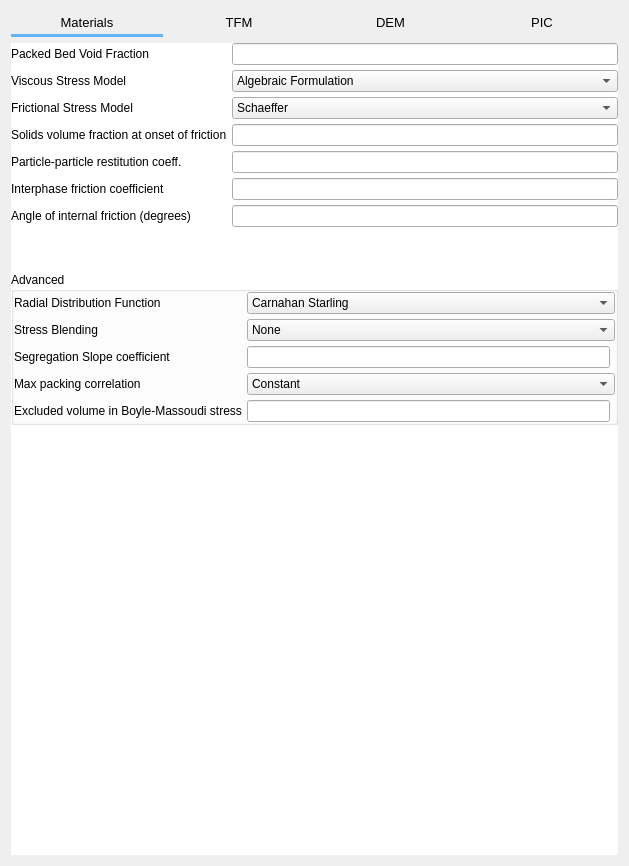
Before: the Qt Designer form gui/uifiles/solids.ui in truongd8593/mfix, drawn with Qt 5.
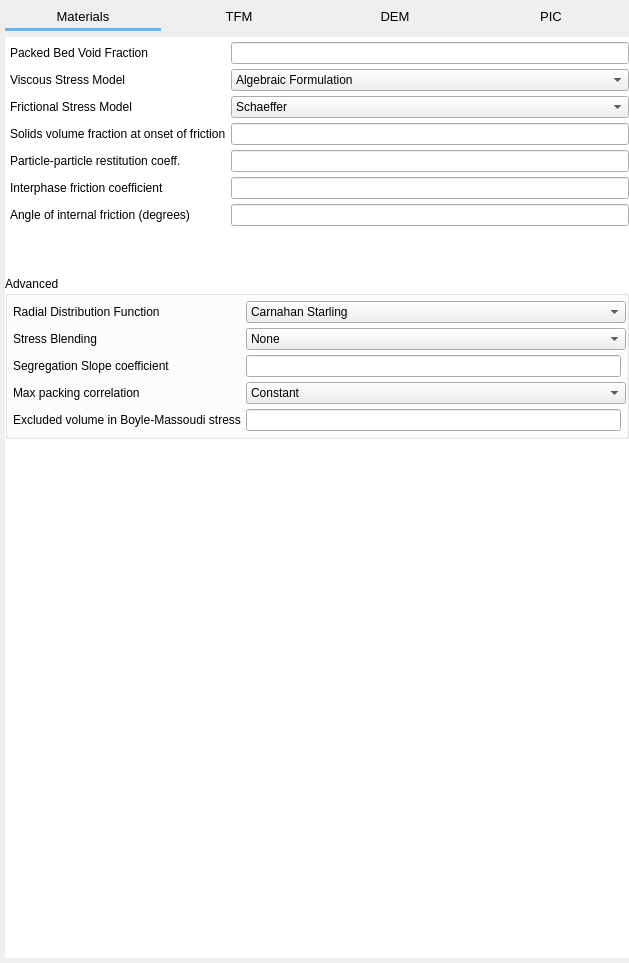
After: the same form once the commit is applied. The open tabs and pages were chosen to show the change. Custom widgets are drawn as their Qt base class.

Commit message: reduce some margins

Patch:
```diff
--- a/gui/uifiles/solids.ui
+++ b/gui/uifiles/solids.ui
@@ -7,13 +7,25 @@
     <x>0</x>
     <y>0</y>
     <width>629</width>
-    <height>866</height>
+    <height>963</height>
    </rect>
   </property>
   <property name="windowTitle">
    <string>Form</string>
   </property>
   <layout class="QGridLayout" name="gridLayout_10">
+   <property name="leftMargin">
+    <number>5</number>
+   </property>
+   <property name="topMargin">
+    <number>5</number>
+   </property>
+   <property name="rightMargin">
+    <number>0</number>
+   </property>
+   <property name="bottomMargin">
+    <number>5</number>
+   </property>
    <item row="0" column="0">
     <widget class="QFrame" name="top_frame">
      <property name="styleSheet">
@@ -326,8 +338,8 @@
            <property name="geometry">
             <rect>
              <x>0</x>
-             <y>-256</y>
-             <width>593</width>
+             <y>-216</y>
+             <width>606</width>
              <height>780</height>
             </rect>
            </property>
@@ -1124,9 +1136,18 @@
           <bool>true</bool>
          </property>
          <layout class="QGridLayout" name="gridLayout_68">
-          <property name="margin">
+          <property name="leftMargin">
+           <number>5</number>
+          </property>
+          <property name="topMargin">
+           <number>5</number>
+          </property>
+          <property name="rightMargin">
            <number>0</number>
           </property>
+          <property name="bottomMargin">
+           <number>5</number>
+          </property>
           <property name="spacing">
            <number>5</number>
           </property>
@@ -1250,9 +1271,18 @@
           <enum>QFrame::Plain</enum>
          </property>
          <layout class="QGridLayout" name="gridLayout_69">
-          <property name="margin">
+          <property name="leftMargin">
+           <number>5</number>
+          </property>
+          <property name="topMargin">
+           <number>5</number>
+          </property>
+          <property name="rightMargin">
            <number>0</number>
           </property>
+          <property name="bottomMargin">
+           <number>5</number>
+          </property>
           <property name="spacing">
            <number>5</number>
           </property>
@@ -1447,7 +1477,7 @@
            <rect>
             <x>0</x>
             <y>0</y>
-            <width>595</width>
+            <width>410</width>
             <height>1033</height>
            </rect>
           </property>
```
The commit also changes 1 other file.
